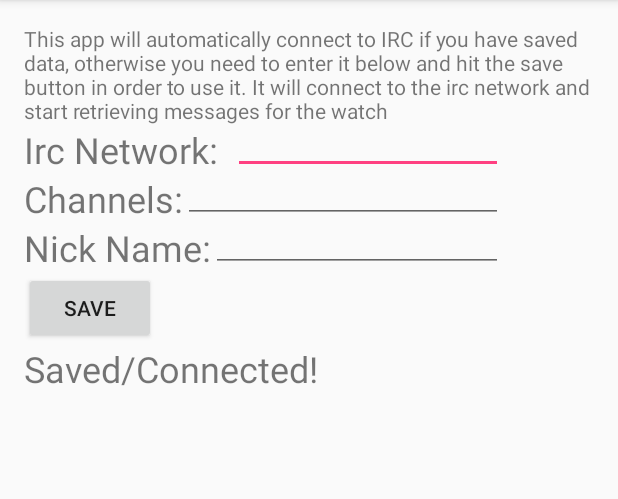
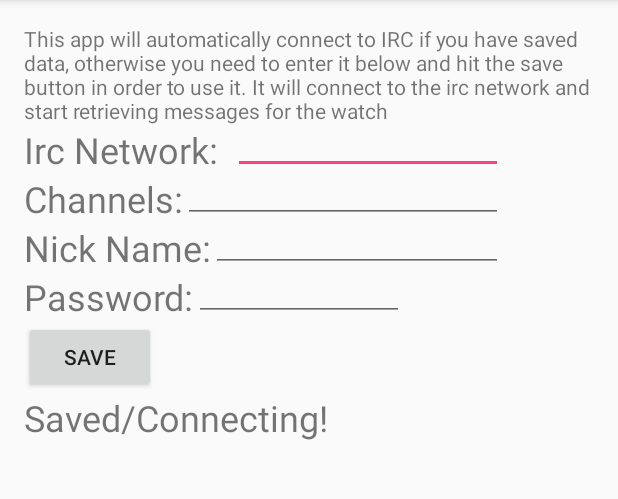
Before and after one commit to Chris-Bitler/PebbleChatCentral-Android, an Android app: the screen it shows after launch (MainActivity), after a tap on "SAVE", on a phone screen of 412 x 824 dp, the part 84-583 px from its top. Run offline under Robolectric (Android 15) with nearby library versions, the phone set to English and light mode, and no system bars; libraries missing offline, so code that uses them is left out: com.getpebble.android, org.jibble.pircbot; 1 statement that could not run was skipped.

Commit message:
Fix bugs, add ability to set nickserv password to connect to registered users

```diff
--- a/app/src/main/java/info/cbitler/pebblechatcentral/MainActivity.java
+++ b/app/src/main/java/info/cbitler/pebblechatcentral/MainActivity.java
@@ -1,7 +1,9 @@
 package info.cbitler.pebblechatcentral;
 
+import android.content.BroadcastReceiver;
 import android.content.Context;
 import android.content.Intent;
+import android.content.IntentFilter;
 import android.content.SharedPreferences;
 import android.os.Bundle;
 import android.os.StrictMode;
@@ -33,18 +35,38 @@ public class MainActivity extends AppCompatActivity {
         setContentView(R.layout.activity_main);
         Toolbar toolbar = (Toolbar) findViewById(R.id.toolbar);
         setSupportActionBar(toolbar);
+
+        BroadcastReceiver rc = new BroadcastReceiver() {
+            @Override
+            public void onReceive(Context context, Intent intent) {
+                ((TextView)findViewById(R.id.textView5)).setText("Cannot connect - " + intent.getStringExtra("reason"));
+            }
+        };
+
+        BroadcastReceiver rc2 = new BroadcastReceiver() {
+            @Override
+            public void onReceive(Context context, Intent intent) {
+                ((TextView)findViewById(R.id.textView5)).setText("Connected!");
+            }
+        };
+
+        registerReceiver(rc, new IntentFilter("CONNECT_F"));
+        registerReceiver(rc2, new IntentFilter("CONNECT"));
         SharedPreferences prefs = getPreferences(MODE_PRIVATE);
-        if(prefs.getString("network",null) != null && prefs.getString("channels",null) != null && prefs.getString("nick",null) != null) {
-            intent = new Intent(Intent.ACTION_ALL_APPS,null,this, IRCIntent.class);
-            intent.putExtra("network", prefs.getString("network",null));
-            intent.putExtra("channels", prefs.getString("channels",null).split(","));
-            intent.putExtra("nick", prefs.getString("nick", null));
-
-            ((EditText)findViewById(R.id.editText)).setText(prefs.getString("network", null));
-            ((EditText)findViewById(R.id.editText2)).setText(prefs.getString("channels", null));
-            ((EditText)findViewById(R.id.editText4)).setText(prefs.getString("nick",null));
-            startService(intent);
-            ((TextView)findViewById(R.id.textView5)).setText("Connected!");
+        if(intent == null) {
+            if (prefs.getString("network", null) != null && prefs.getString("channels", null) != null && prefs.getString("nick", null) != null) {
+                intent = new Intent(Intent.ACTION_ALL_APPS, null, this, IRCIntent.class);
+                intent.putExtra("network", prefs.getString("network", null));
+                intent.putExtra("channels", prefs.getString("channels", null).split(","));
+                intent.putExtra("nick", prefs.getString("nick", null));
+                intent.putExtra("pass", prefs.getString("pass", null));
+                ((EditText) findViewById(R.id.editText)).setText(prefs.getString("network", null));
+                ((EditText) findViewById(R.id.editText2)).setText(prefs.getString("channels", null));
+                ((EditText) findViewById(R.id.editText4)).setText(prefs.getString("nick", null));
+                ((EditText) findViewById(R.id.editText5)).setText(prefs.getString("pass", null));
+                startService(intent);
+                ((TextView) findViewById(R.id.textView5)).setText("Connecting!");
+            }
         }
     }
 
@@ -75,20 +97,26 @@ public class MainActivity extends AppCompatActivity {
         intent.putExtra("network", ((EditText) findViewById(R.id.editText)).getText().toString());
         intent.putExtra("channels", ((EditText) findViewById(R.id.editText2)).getText().toString().split(","));
         intent.putExtra("nick", ((EditText) findViewById(R.id.editText4)).getText().toString());
-
+        if(((EditText)findViewById(R.id.editText5)).getText().length() != 0) {
+            intent.putExtra("pass",((EditText)findViewById(R.id.editText5)).getText().toString());
+        }
         SharedPreferences.Editor edit = getPreferences(MODE_PRIVATE).edit();
+        edit.remove("pass");
+        edit.remove("network");
+        edit.remove("channels");
+        edit.remove("nick");
         edit.putString("network",((EditText) findViewById(R.id.editText)).getText().toString());
         edit.putString("channels",((EditText) findViewById(R.id.editText2)).getText().toString());
         edit.putString("nick",((EditText) findViewById(R.id.editText4)).getText().toString());
+        edit.putString("pass",((EditText) findViewById(R.id.editText5)).getText().toString());
         edit.commit();
 
         startService(intent);
-        ((TextView)findViewById(R.id.textView5)).setText("Saved/Connected!");
+        ((TextView)findViewById(R.id.textView5)).setText("Saved/Connecting!");
     }
     @Override
     public void onResume() {
         super.onResume();
-
         boolean isConnected = PebbleKit.isWatchConnected(this);
     }
 }
--- a/app/src/main/res/layout/content_main.xml
+++ b/app/src/main/res/layout/content_main.xml
@@ -102,10 +102,10 @@
         android:layout_height="wrap_content"
         android:text="Save"
         android:id="@+id/button"
-        android:layout_below="@+id/textView4"
+        android:onClick="save"
+        android:layout_below="@+id/textView6"
         android:layout_alignParentLeft="true"
-        android:layout_alignParentStart="true"
-        android:onClick="save"/>
+        android:layout_alignParentStart="true" />
 
     <TextView
         android:layout_width="wrap_content"
@@ -119,4 +119,27 @@
         android:textSize="24dp"
         android:layout_alignParentRight="true"
         android:layout_alignParentEnd="true" />
+
+    <TextView
+        android:layout_width="wrap_content"
+        android:layout_height="wrap_content"
+        android:text="Password:"
+        android:id="@+id/textView6"
+        android:textIsSelectable="false"
+        android:textSize="24dp"
+        android:layout_below="@+id/textView4"
+        android:layout_alignParentLeft="true"
+        android:layout_alignParentStart="true" />
+
+    <EditText
+        android:layout_width="wrap_content"
+        android:layout_height="wrap_content"
+        android:inputType="textPassword"
+        android:ems="10"
+        android:id="@+id/editText5"
+        android:layout_below="@+id/textView4"
+        android:layout_toRightOf="@+id/textView6"
+        android:layout_toEndOf="@+id/textView6"
+        android:layout_alignBottom="@+id/textView6"
+        android:textSize="12dp" />
 </RelativeLayout>
```
Also changed, not shown: app/src/main/java/info/cbitler/pebblechatcentral/bot/IrcBot.java (+8 -2 lines), app/src/main/java/info/cbitler/pebblechatcentral/intent/IRCIntent.java (+16 -7 lines).
